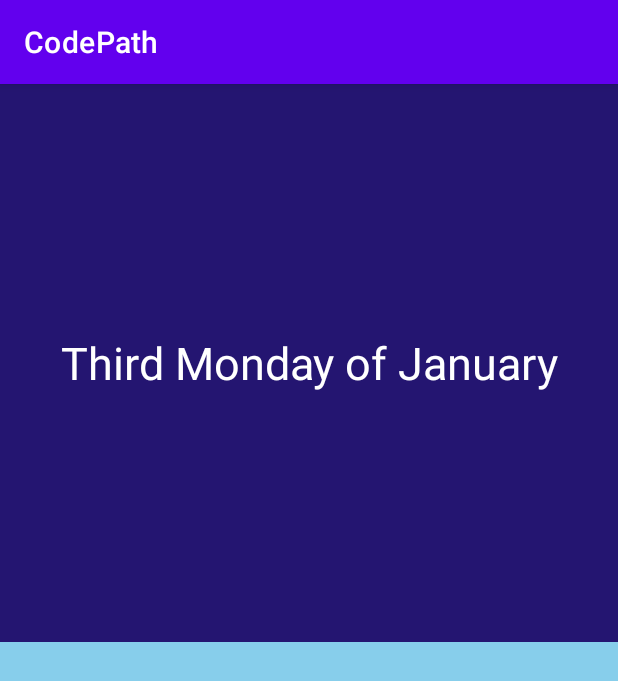
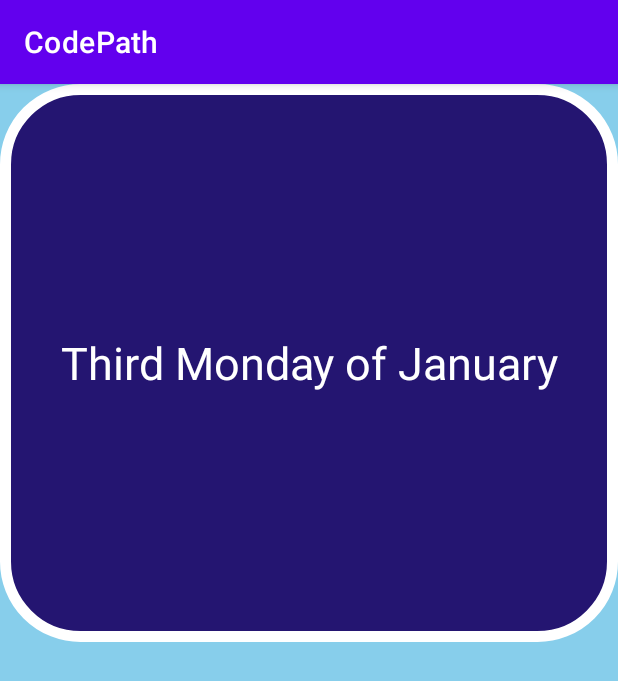
Before and after one commit to rubyshrestha1/Flashcard-App, an Android app: the screen it shows after launch (MainActivity), after a tap on "When in MLK day?", on a phone screen of 412 x 824 dp. Shown: the top 681 px of the screen. Run offline under Robolectric (Android 15) with nearby library versions, the phone set to English and light mode, and no system bars.

Commit message:
Added shape drawables

```diff
--- a/app/src/main/res/drawable-v24/rectangle.xml
+++ b/app/src/main/res/drawable-v24/rectangle_answer.xml
@@ -1,10 +1,9 @@
 <?xml version="1.0" encoding="utf-8"?>
-
-    <shape xmlns:android="http://schemas.android.com/apk/res/android"
+<shape xmlns:android="http://schemas.android.com/apk/res/android"
     android:shape="rectangle" >
     <corners android:radius="50dp" />
-    <stroke android:width="4dp" android:color="#C1E1A6" />
-    <solid android:color="#1338be"/>
+    <stroke android:width="7dp" android:color="#ffffff" />
+    <solid android:color="#241571"/>
     <padding android:left="20dp" android:top="20dp"
         android:right="20dp" android:bottom="20dp" />
 </shape>
--- a/app/src/main/res/layout/activity_main.xml
+++ b/app/src/main/res/layout/activity_main.xml
@@ -15,7 +15,7 @@
         android:layout_height="372dp"
         android:layout_alignParentStart="true"
         android:layout_alignParentTop="true"
-        android:background="#1338be"
+        android:background="@drawable/rectangle"
         android:gravity="center"
         android:text="When in MLK day?"
         android:textColor="#ffffff"
@@ -30,7 +30,7 @@
         android:layout_alignParentTop="true"
         android:layout_alignParentEnd="true"
         android:layout_marginEnd="0dp"
-        android:background="#241571"
+        android:background="@drawable/rectangle_answer"
         android:gravity="center"
         android:text="Third Monday of January"
         android:textAlignment="center"
```
